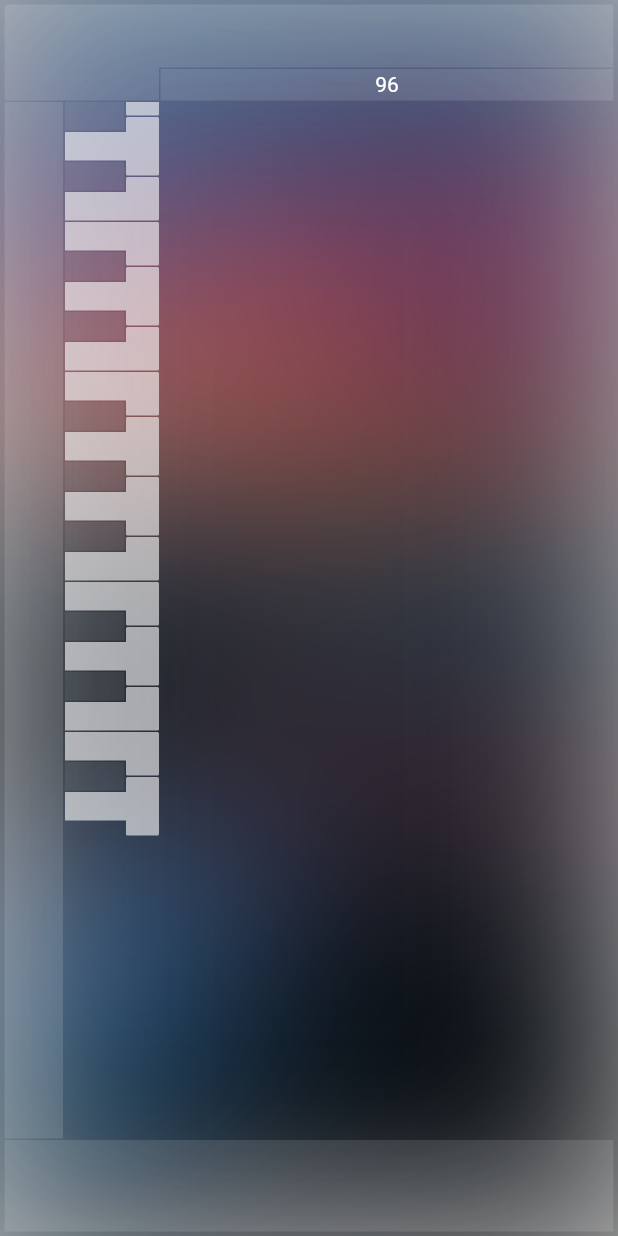
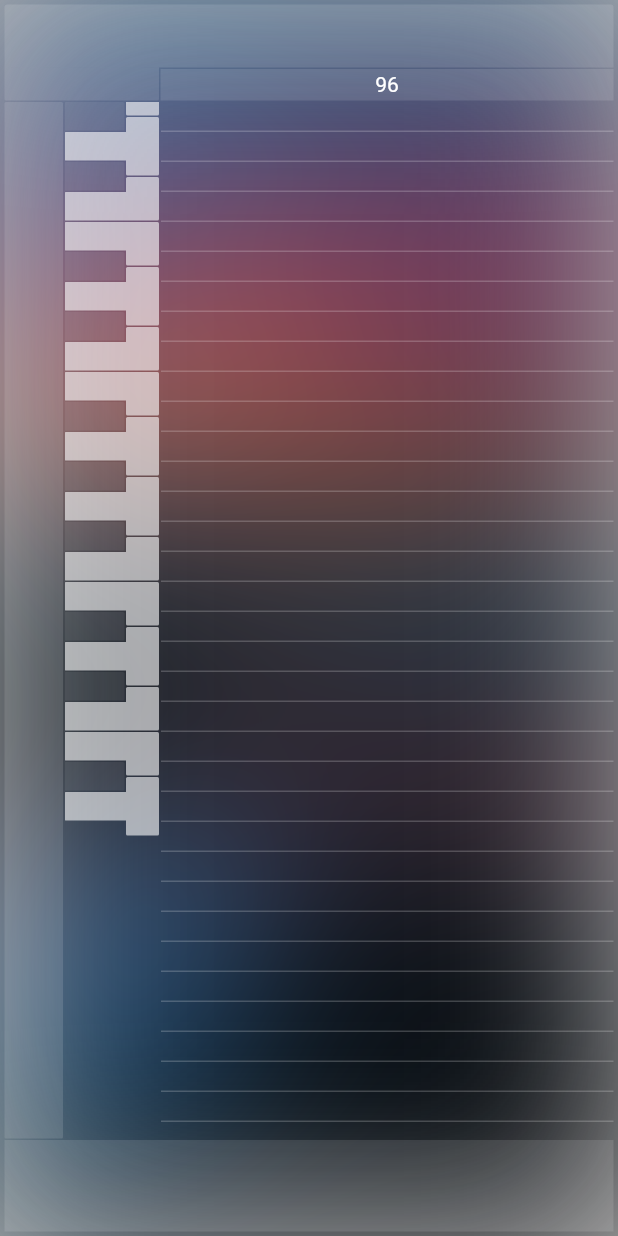
Before and after one commit to anthem-audio/flutter_piano_roll, a Flutter app: the screen it shows after launch, on a phone screen of 412 x 824 dp. Run offline on Flutter 3.47's test engine with Material 2 defaults, Android fonts, the phone set to English and light mode, and no system bars; our stand-ins replace flutter_hooks.

Commit message:
Add horizontal lines

```diff
--- /dev/null
+++ b/lib/helpers.dart
@@ -0,0 +1,46 @@
+enum KeyType { BLACK, WHITE }
+enum NotchType { ABOVE, BELOW, BOTH }
+
+KeyType getKeyType(int key) {
+  switch (key % 12) {
+    case 1:
+    case 4:
+    case 6:
+    case 9:
+    case 11:
+      return KeyType.BLACK;
+    default:
+      return KeyType.WHITE;
+  }
+}
+
+NotchType getNotchType(int key) {
+  final keyTypeBelow = getKeyType(key - 1);
+  final keyTypeAbove = getKeyType(key + 1);
+
+  if (keyTypeAbove == KeyType.BLACK && keyTypeBelow == KeyType.WHITE) {
+    return NotchType.ABOVE;
+  } else if (keyTypeAbove == KeyType.WHITE && keyTypeBelow == KeyType.BLACK) {
+    return NotchType.BELOW;
+  }
+
+  return NotchType.BOTH;
+}
+
+double keyValueToPixels({
+  required double keyValue,
+  required double keyValueAtTop,
+  required double keyHeight,
+}) {
+  final keyOffsetFromTop = keyValueAtTop - keyValue;
+  return keyOffsetFromTop * keyHeight;
+}
+
+double pixelsToKeyValue({
+  required double pixelOffsetFromTop,
+  required double keyValueAtTop,
+  required double keyHeight,
+}) {
+  final keyOffsetFromTop = pixelOffsetFromTop / keyHeight;
+  return keyValueAtTop - keyOffsetFromTop;
+}
--- a/lib/piano_control.dart
+++ b/lib/piano_control.dart
@@ -1,40 +1,12 @@
 import 'package:flutter/widgets.dart';
 import 'package:flutter_hooks/flutter_hooks.dart';
+import 'package:flutter_piano_roll/helpers.dart';
 
 class DragInfo {
   double startX;
   double startY;
 
   DragInfo({required this.startX, required this.startY});
-}
-
-enum KeyType { BLACK, WHITE }
-enum NotchType { ABOVE, BELOW, BOTH }
-
-KeyType getKeyType(int key) {
-  switch (key % 12) {
-    case 1:
-    case 4:
-    case 6:
-    case 9:
-    case 11:
-      return KeyType.BLACK;
-    default:
-      return KeyType.WHITE;
-  }
-}
-
-NotchType getNotchType(int key) {
-  final keyTypeBelow = getKeyType(key - 1);
-  final keyTypeAbove = getKeyType(key + 1);
-
-  if (keyTypeAbove == KeyType.BLACK && keyTypeBelow == KeyType.WHITE) {
-    return NotchType.ABOVE;
-  } else if (keyTypeAbove == KeyType.WHITE && keyTypeBelow == KeyType.BLACK) {
-    return NotchType.BELOW;
-  }
-
-  return NotchType.BOTH;
 }
 
 typedef ValueSetter<T> = void Function(T value);
--- a/lib/piano_roll.dart
+++ b/lib/piano_roll.dart
@@ -1,5 +1,6 @@
 import 'package:flutter/widgets.dart';
 import 'package:flutter_hooks/flutter_hooks.dart';
+import 'package:flutter_piano_roll/piano_roll_grid.dart';
 import 'package:flutter_piano_roll/timeline.dart';
 
 import './piano_control.dart';
@@ -42,25 +43,6 @@ class _PianoRollHeader extends StatelessWidget {
       height: 42,
     );
   }
-}
-
-double keyValueToPixels({
-  required double keyValue,
-  required double keyValueAtTop,
-  required double viewHeightInPixels,
-  required double keyHeight,
-}) {
-  final keyOffsetFromTop = keyValueAtTop - keyValue;
-  return keyOffsetFromTop * keyHeight;
-}
-
-double pixelsToKeyValue({
-  required double pixelOffsetFromTop,
-  required double keyValueAtTop,
-  required double keyHeight,
-}) {
-  final keyOffsetFromTop = pixelOffsetFromTop / keyHeight;
-  return keyValueAtTop - keyOffsetFromTop;
 }
 
 class _PianoRollContent extends HookWidget {
@@ -110,16 +92,23 @@ class _PianoRollContent extends HookWidget {
               ),
               // Timeline and main paino roll render area
               Expanded(
-                child: Column(
-                  children: [
-                    SizedBox(
-                      height: 22,
-                      child: Padding(
-                        padding: EdgeInsets.fromLTRB(1, 1, 0, 0),
+                child: Padding(
+                  padding: EdgeInsets.fromLTRB(1, 1, 0, 0),
+                  child: Column(
+                    crossAxisAlignment: CrossAxisAlignment.stretch,
+                    children: [
+                      SizedBox(
+                        height: 21,
                         child: Timeline(),
                       ),
-                    )
-                  ],
+                      Expanded(
+                        child: PianoRollGrid(
+                          keyHeight: keyHeight.value,
+                          keyValueAtTop: keyValueAtTop.value,
+                        ),
+                      ),
+                    ],
+                  ),
                 ),
               ),
             ],
--- /dev/null
+++ b/lib/piano_roll_grid.dart
@@ -0,0 +1,62 @@
+import 'package:flutter/widgets.dart';
+
+class PianoRollGrid extends StatelessWidget {
+  const PianoRollGrid({
+    Key? key,
+    required this.keyHeight,
+    required this.keyValueAtTop,
+  }) : super(key: key);
+
+  final double keyValueAtTop;
+  final double keyHeight;
+
+  @override
+  Widget build(BuildContext context) {
+    return Container(
+      child: ClipRect(
+        // child: Container(color: Color(0xFF00FF00)),
+        child: CustomPaint(
+          painter: PianoRollBackgroundPainter(
+            keyHeight: keyHeight,
+            keyValueAtTop: keyValueAtTop,
+          ),
+        ),
+      ),
+    );
+  }
+}
+
+class PianoRollBackgroundPainter extends CustomPainter {
+  PianoRollBackgroundPainter({
+    required this.keyHeight,
+    required this.keyValueAtTop,
+  });
+
+  final double keyHeight;
+  final double keyValueAtTop;
+
+  @override
+  void paint(Canvas canvas, Size size) {
+    var color = Paint();
+    color.color = Color(0xFFFFFFFF);
+    canvas.saveLayer(
+      Rect.fromLTWH(0, 0, size.width, size.height),
+      Paint()..color = Color(0xFF000000).withOpacity(0.2),
+    );
+
+    var linePointer = keyHeight - ((keyValueAtTop * keyHeight) % keyHeight);
+
+    while (linePointer < size.height) {
+      canvas.drawRect(Rect.fromLTWH(0, linePointer, size.width, 1), color);
+      linePointer += keyHeight;
+    }
+
+    canvas.restore();
+  }
+
+  @override
+  bool shouldRepaint(covariant PianoRollBackgroundPainter oldDelegate) {
+    return oldDelegate.keyHeight != this.keyHeight ||
+        oldDelegate.keyValueAtTop != this.keyValueAtTop;
+  }
+}
```
